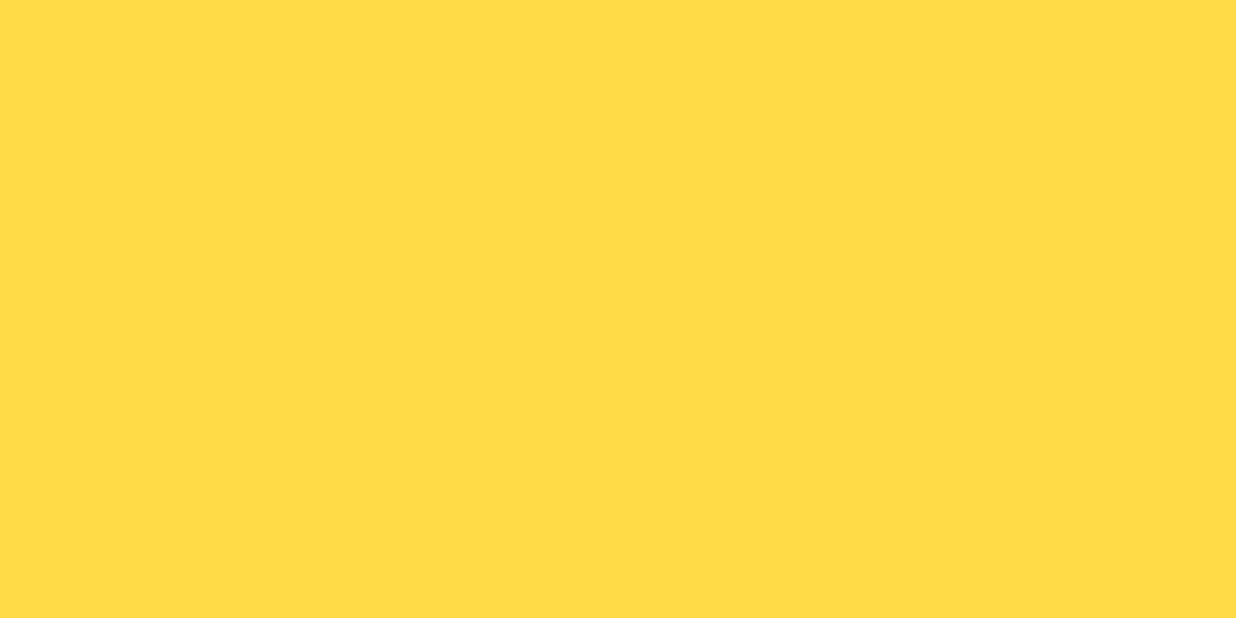
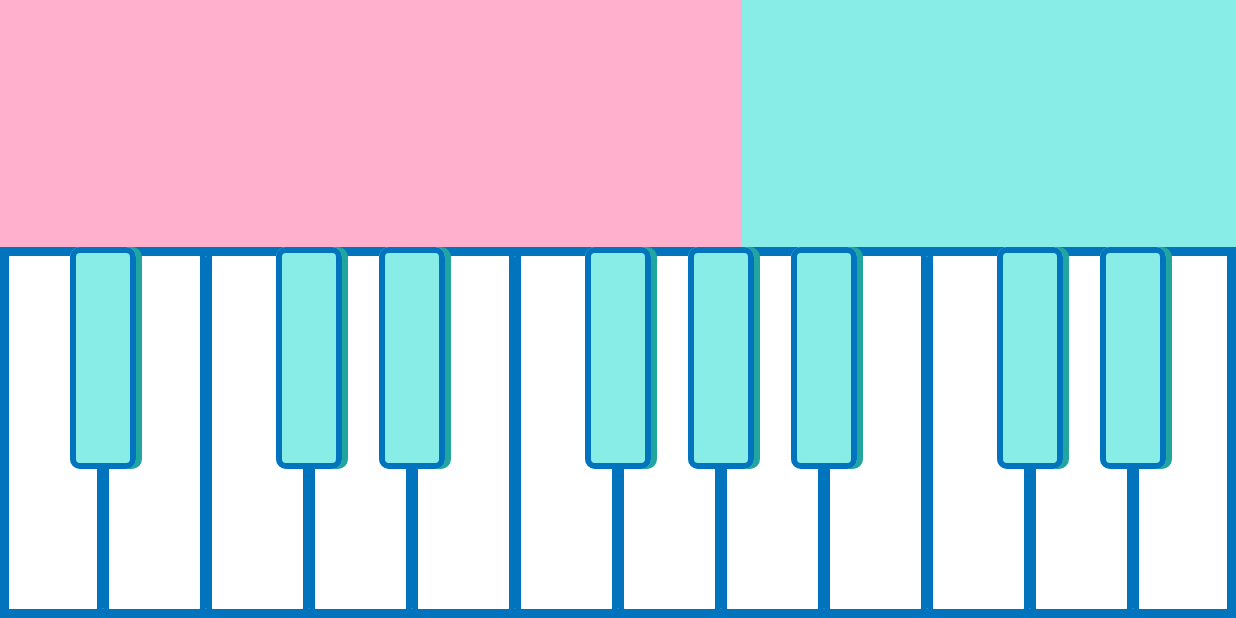
Before and after one commit to CherifiMi/Midi-Compose, an Android app built with Jetpack Compose: the screen it shows after launch (MainActivity), on a phone screen of 824 x 412 dp (held sideways). Before the commit the screen is empty. Run offline under Robolectric (Android 15) with nearby library versions, the phone set to English and light mode, and no system bars.

Commit message:
The midi part is done :)

```diff
--- a/app/build.gradle
+++ b/app/build.gradle
@@ -57,6 +57,7 @@ dependencies {
     implementation "androidx.compose.ui:ui-tooling-preview:$compose_version"
     implementation 'androidx.lifecycle:lifecycle-runtime-ktx:2.4.1'
     implementation 'androidx.activity:activity-compose:1.4.0'
+    implementation 'androidx.legacy:legacy-support-v4:1.0.0'
     testImplementation 'junit:junit:4.+'
     androidTestImplementation 'androidx.test.ext:junit:1.1.3'
     androidTestImplementation 'androidx.test.espresso:espresso-core:3.4.0'
--- a/app/src/main/java/com/example/midi/MainActivity.kt
+++ b/app/src/main/java/com/example/midi/MainActivity.kt
@@ -6,20 +6,24 @@ import androidx.activity.ComponentActivity
 import androidx.activity.compose.setContent
 import androidx.activity.viewModels
 import androidx.compose.foundation.BorderStroke
-import androidx.compose.foundation.layout.fillMaxSize
+import androidx.compose.foundation.background
+import androidx.compose.foundation.border
+import androidx.compose.foundation.layout.*
 import androidx.compose.material.MaterialTheme
 import androidx.compose.material.Surface
 import androidx.compose.material.Text
 import androidx.compose.runtime.Composable
+import androidx.compose.ui.ExperimentalComposeUiApi
 import androidx.compose.ui.Modifier
+import androidx.compose.ui.graphics.Color
 import androidx.compose.ui.tooling.preview.Preview
 import androidx.compose.ui.unit.dp
 import androidx.core.view.ViewCompat
 import androidx.core.view.WindowInsetsCompat
 import androidx.core.view.WindowInsetsControllerCompat
-import com.example.midi.ui.theme.MidiTheme
-import com.example.midi.ui.theme.StrockColor
-import com.example.midi.ui.theme.YellowBackColor
+import com.example.midi.ui.components.MainNotes
+import com.example.midi.ui.components.SharpNotes
+import com.example.midi.ui.theme.*
 import com.example.midi.ui.viewModel.MainViewModel
 
 class MainActivity : ComponentActivity() {
@@ -28,6 +32,7 @@ class MainActivity : ComponentActivity() {
     private val mainViewModel: MainViewModel by viewModels()
 
 
+    @ExperimentalComposeUiApi
     override fun onCreate(savedInstanceState: Bundle?) {
         super.onCreate(savedInstanceState)
 
@@ -35,10 +40,33 @@ class MainActivity : ComponentActivity() {
 
         setContent {
             MidiTheme {
-                Surface(
-                    color = YellowBackColor,
-                    modifier = Modifier.fillMaxSize()
+                Column(
+                    modifier = Modifier
+                        .fillMaxSize()
+                        .background(YellowBackColor)
                 ){
+                    Row(modifier = Modifier
+                        .background(Color.Transparent)
+                        .weight(4f)
+                        .fillMaxSize()
+                    ){
+                        Box(modifier = Modifier
+                            .weight(6f).background(LightPinkColor)
+                            .fillMaxSize()
+                        )
+                        Box(modifier = Modifier
+                            .weight(4f).background(LightBlueColor)
+                            .fillMaxSize()
+                        )
+                    }
+
+                    Box(modifier = Modifier
+                        .weight(6f)
+                        .fillMaxSize()
+                    ){
+                        MainNotes(mainViewModel)
+                        SharpNotes(mainViewModel)
+                    }
 
                 }
             }
--- /dev/null
+++ b/app/src/main/java/com/example/midi/ui/components/MainNotes.kt
@@ -0,0 +1,115 @@
+package com.example.midi.ui.components
+
+import android.provider.ContactsContract
+import android.util.Log
+import android.view.MotionEvent
+import androidx.compose.foundation.BorderStroke
+import androidx.compose.foundation.background
+import androidx.compose.foundation.border
+import androidx.compose.foundation.layout.*
+import androidx.compose.foundation.shape.RoundedCornerShape
+import androidx.compose.material.Button
+import androidx.compose.material.ButtonColors
+import androidx.compose.material.ButtonDefaults
+import androidx.compose.material.OutlinedButton
+import androidx.compose.material.icons.Icons
+import androidx.compose.runtime.Composable
+import androidx.compose.runtime.mutableStateOf
+import androidx.compose.runtime.remember
+import androidx.compose.ui.Alignment
+import androidx.compose.ui.ExperimentalComposeUiApi
+import androidx.compose.ui.Modifier
+import androidx.compose.ui.geometry.Rect
+import androidx.compose.ui.geometry.RoundRect
+import androidx.compose.ui.graphics.Color
+import androidx.compose.ui.graphics.RectangleShape
+import androidx.compose.ui.input.pointer.pointerInput
+import androidx.compose.ui.input.pointer.pointerInteropFilter
+import androidx.compose.ui.tooling.preview.Preview
+import androidx.compose.ui.unit.dp
+import com.example.midi.ui.theme.DarkPinkColor
+import com.example.midi.ui.theme.LightPinkColor
+import com.example.midi.ui.theme.Shapes
+import com.example.midi.ui.theme.StrockColor
+import com.example.midi.ui.viewModel.MainViewModel
+
+
+@ExperimentalComposeUiApi
+@Composable
+fun MainNotes(viewModel: MainViewModel) {
+    Row(
+        Modifier
+            .border(6.dp, StrockColor)
+            .background(LightPinkColor)
+            .fillMaxSize(),
+    )
+    {
+        /*
+        note(Ac, 466)
+        note(Cc, 554)
+        note(Dc, 622)
+        note(Fc, 740)
+        note(Gc, 830)
+
+        note(ac, 932)
+        note(cc, 1108)
+        note(dc, 1244)*/
+
+        Note(pitch = 440, viewModel)
+        Note(pitch = 493, viewModel)
+        Note(pitch = 523, viewModel)
+        Note(pitch = 587, viewModel)
+        Note(pitch = 659, viewModel)
+        Note(pitch = 692, viewModel)
+        Note(pitch = 784, viewModel)
+        Note(pitch = 880, viewModel)
+        Note(pitch = 986, viewModel)
+        Note(pitch = 1046, viewModel)
+        Note(pitch = 1174, viewModel)
+        Note(pitch = 1368, viewModel)
+    }
+}
+
+@ExperimentalComposeUiApi
+@Composable
+fun RowScope.Note(pitch: Int, viewModel: MainViewModel) {
+
+    Box(
+        contentAlignment = Alignment.TopEnd,
+        modifier = Modifier
+            .fillMaxSize()
+            .weight(1f)
+    ){
+        var x = remember{ mutableStateOf(0.dp) }
+        var back = remember{ mutableStateOf(Color.White) }
+
+        OutlinedButton(
+            onClick = {},
+            colors = ButtonDefaults.buttonColors(back.value),
+            border = BorderStroke(4.dp, StrockColor),
+            shape = RoundedCornerShape(10),
+            modifier = Modifier
+                .fillMaxSize()
+                .offset(x.value, 0.dp)
+                .pointerInteropFilter {
+                    when (it.action) {
+                        MotionEvent.ACTION_DOWN -> {
+                            viewModel.startNote(pitch)
+                            x.value = 4.dp
+                            back.value = DarkPinkColor
+                        }
+                        MotionEvent.ACTION_UP -> {
+                            viewModel.stopNote()
+                            x.value = 0.dp
+                            back.value = Color.White
+                        }
+                        else -> false
+                    }
+                    true
+                }
+        ){}
+
+
+    }
+
+}
--- /dev/null
+++ b/app/src/main/java/com/example/midi/ui/components/SharpNotes.kt
@@ -0,0 +1,107 @@
+package com.example.midi.ui.components
+
+import android.view.MotionEvent
+import androidx.compose.foundation.BorderStroke
+import androidx.compose.foundation.background
+import androidx.compose.foundation.border
+import androidx.compose.foundation.layout.*
+import androidx.compose.foundation.shape.RoundedCornerShape
+import androidx.compose.material.ButtonDefaults
+import androidx.compose.material.OutlinedButton
+import androidx.compose.runtime.Composable
+import androidx.compose.runtime.mutableStateOf
+import androidx.compose.runtime.remember
+import androidx.compose.ui.Alignment
+import androidx.compose.ui.ExperimentalComposeUiApi
+import androidx.compose.ui.Modifier
+import androidx.compose.ui.graphics.Color
+import androidx.compose.ui.input.pointer.pointerInteropFilter
+import androidx.compose.ui.unit.dp
+import com.example.midi.ui.theme.*
+import com.example.midi.ui.viewModel.MainViewModel
+
+@ExperimentalComposeUiApi
+@Composable
+fun SharpNotes(viewModel: MainViewModel) {
+    Row(
+        Modifier
+            .background(Color.Transparent)
+            .fillMaxSize(),
+    )
+    {
+        SharpNote(466, viewModel)
+        Spacer(modifier = Modifier
+            .background(Color.Transparent)
+            .weight(1f)
+            .fillMaxSize())
+        SharpNote(554, viewModel)
+        SharpNote(622, viewModel)
+        Spacer(modifier = Modifier
+            .background(Color.Transparent)
+            .weight(1f)
+            .fillMaxSize())
+        SharpNote(740, viewModel)
+        SharpNote(830, viewModel)
+        SharpNote(932, viewModel)
+        Spacer(modifier = Modifier
+            .background(Color.Transparent)
+            .weight(1f)
+            .fillMaxSize())
+        SharpNote(1108, viewModel)
+        SharpNote(1244, viewModel)
+        Spacer(modifier = Modifier
+            .background(Color.Transparent)
+            .weight(1f)
+            .fillMaxSize())
+    }
+}
+
+@ExperimentalComposeUiApi
+@Composable
+fun RowScope.SharpNote(pitch: Int ,viewModel: MainViewModel) {
+
+    Box(
+        contentAlignment = Alignment.TopEnd,
+        modifier = Modifier
+            .fillMaxSize()
+            .weight(1f)
+    ){
+
+        Box(modifier = Modifier
+            .height(148.dp)
+            .width(44.dp)
+            .offset(26.dp, 0.dp)
+            .background(DarkBlueColor, RoundedCornerShape(15))
+        )
+
+
+        var x = remember{ mutableStateOf(0) }
+
+        OutlinedButton(
+            onClick = {},
+            colors = ButtonDefaults.buttonColors(LightBlueColor),
+            border = BorderStroke(4.dp, StrockColor),
+            shape = RoundedCornerShape(15),
+            modifier = Modifier
+                .height(148.dp)
+                .width(44.dp)
+                .offset((22 + x.value).dp, 0.dp)
+                .pointerInteropFilter {
+                    when (it.action) {
+                        MotionEvent.ACTION_DOWN -> {
+                            viewModel.startNote(pitch)
+                            x.value = 4
+                        }
+                        MotionEvent.ACTION_UP -> {
+                            viewModel.stopNote()
+                            x.value = 0
+                        }
+                        else -> false
+                    }
+                    true
+                }
+        ){}
+    }
+
+
+}
--- a/app/src/main/res/values/strings.xml
+++ b/app/src/main/res/values/strings.xml
@@ -1,3 +1,5 @@
 <resources>
     <string name="app_name">Midi</string>
+    <!-- TODO: Remove or change this placeholder text -->
+    <string name="hello_blank_fragment">Hello blank fragment</string>
 </resources>
--- a/build.gradle
+++ b/build.gradle
@@ -9,7 +9,7 @@ buildscript {
     }
     dependencies {
         classpath "com.android.tools.build:gradle:7.0.4"
-        classpath "org.jetbrains.kotlin:kotlin-gradle-plugin:1.5.21"
+        classpath 'org.jetbrains.kotlin:kotlin-gradle-plugin:1.6.10'
 
         // NOTE: Do not place your application dependencies here; they belong
         // in the individual module build.gradle files
```
Also changed, not shown: app/src/main/java/com/example/midi/ui/viewModel/MainViewModel.kt (+69 -0 lines), app/src/main/res/layout/fragment_canvas.xml (added, +14 -0 lines).
